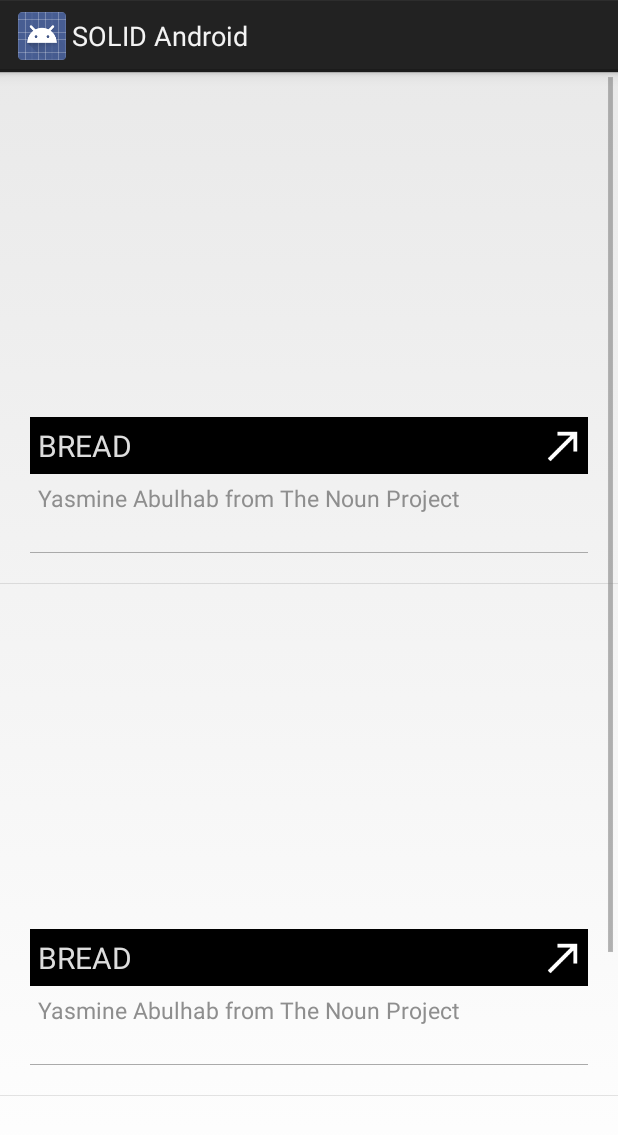
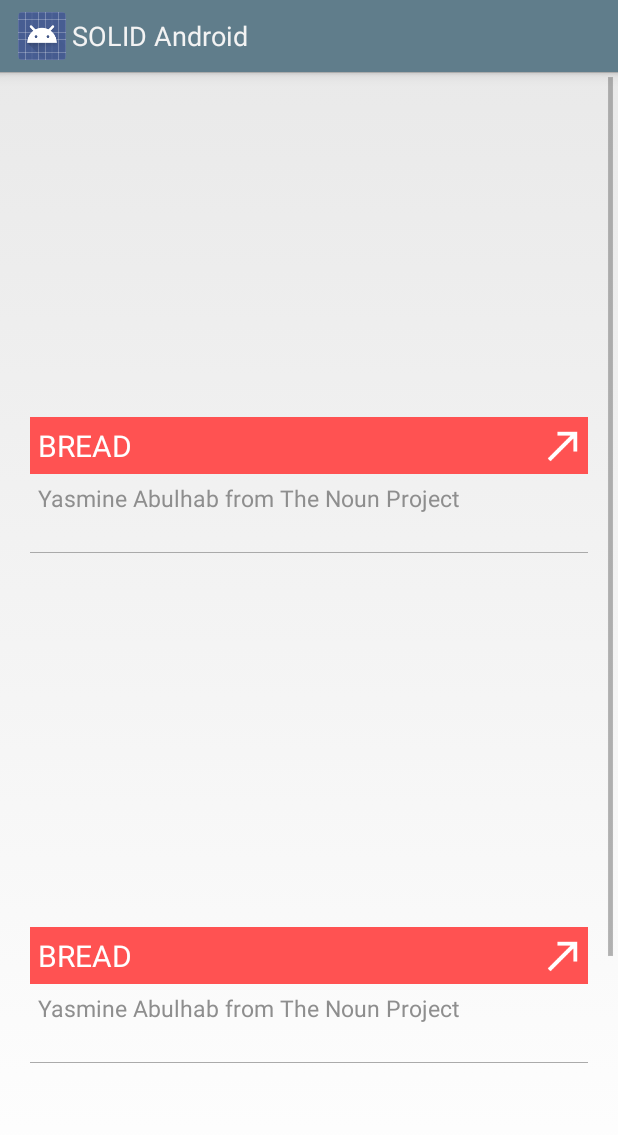
Before and after one commit to blad/solid-android, an Android app: the layout activity_search_results.xml on its own in the app's theme, with its tools: preview values and no code run, on a phone screen of 412 x 824 dp. Shown: the top 1135 px of the screen. Run offline under Robolectric (Android 15) with nearby library versions, the phone set to English and light mode, and no system bars.

Commit message:
Add Icon for Application & Stylistic Changes
Add icon for application.
Add Palette
Adjust List View to disable items
Adjsut List View to have no divider

```diff
--- a/app/src/main/res/layout/activity_search_results.xml
+++ b/app/src/main/res/layout/activity_search_results.xml
@@ -8,6 +8,7 @@
     android:id="@+id/result_list"
     android:layout_width="match_parent"
     android:layout_height="match_parent"
+    android:divider="@android:color/transparent"
     tools:listitem="@layout/single_icon_result_item"
     />
 
--- a/app/src/main/res/layout/single_icon_result_item.xml
+++ b/app/src/main/res/layout/single_icon_result_item.xml
@@ -20,11 +20,11 @@
         android:layout_height="wrap_content"
         android:layout_below="@id/icon"
         android:layout_marginTop="10dp"
-        android:background="#000"
+        android:background="@color/accent"
         android:gravity="left"
         android:padding="5dp"
         android:text="BREAD"
-        android:textColor="#dddddd"
+        android:textColor="@color/icons"
         android:textSize="20dp"
         />
 
--- /dev/null
+++ b/app/src/main/res/values/colors.xml
@@ -0,0 +1,11 @@
+<?xml version="1.0" encoding="utf-8"?>
+<resources>
+    <color name="primary">#607D8B</color>
+    <color name="primary_dark">#455A64</color>
+    <color name="primary_light">#CFD8DC</color>
+    <color name="accent">#FF5252</color>
+    <color name="primary_text">#212121</color>
+    <color name="secondary_text">#727272</color>
+    <color name="icons">#FFFFFF</color>
+    <color name="divider">#B6B6B6</color>
+</resources>
--- a/app/src/main/res/values/styles.xml
+++ b/app/src/main/res/values/styles.xml
@@ -1,5 +1,9 @@
 <resources>
     <style name="AppTheme" parent="android:Theme.Holo.Light.DarkActionBar">
-        <!-- Customize your theme here. -->
+        <item name="android:actionBarStyle">@style/CustomSolidActionBarStyle</item>
+    </style>
+
+    <style name="CustomSolidActionBarStyle" parent="android:Widget.Holo.Light.ActionBar.Solid.Inverse">
+        <item name="android:background">@color/primary</item>
     </style>
 </resources>
```
Also changed, not shown: app/src/main/java/com/btellez/solidandroid/activity/SearchResultsActivity.java (+8 -0 lines), app/src/main/res/drawable-hdpi/ic_launcher.png, app/src/main/res/drawable-mdpi/ic_launcher.png, app/src/main/res/drawable-xhdpi/ic_launcher.png, app/src/main/res/drawable-xxhdpi/ic_launcher.png.
